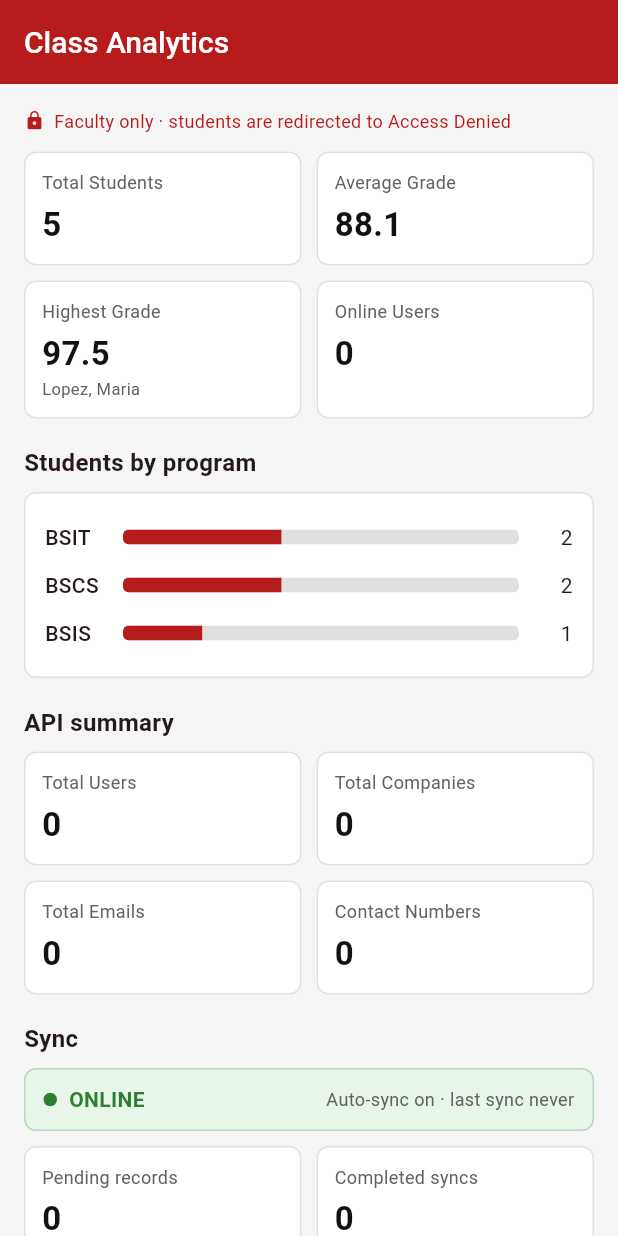
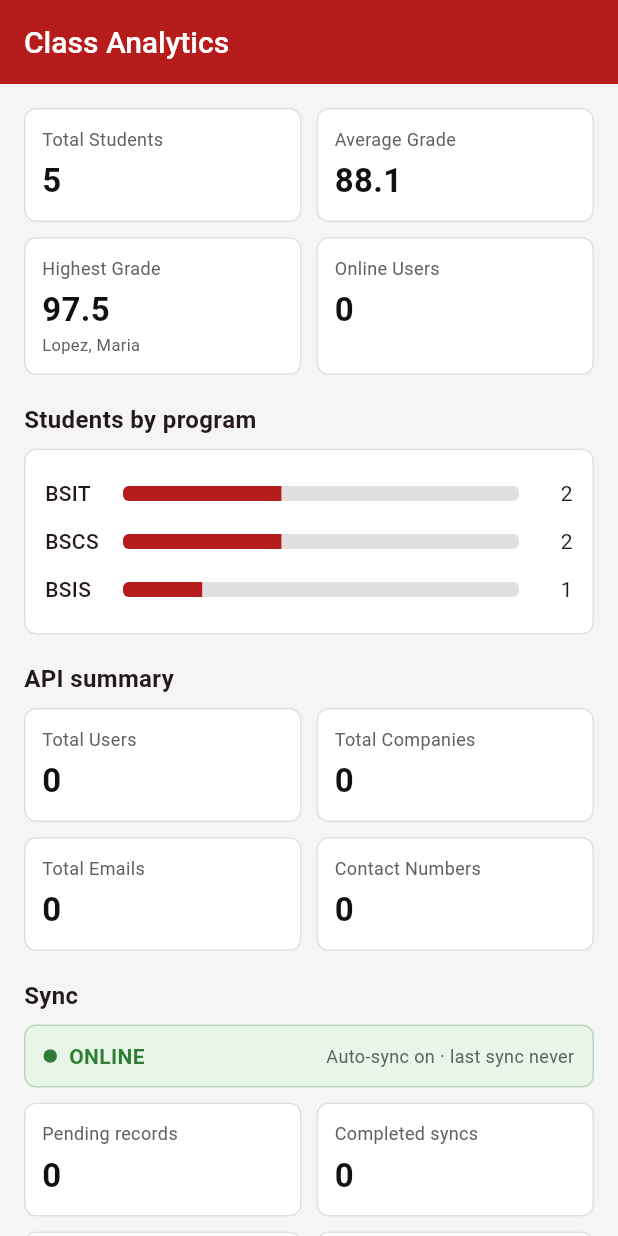
Before and after one commit to Theophilus-Nueva/student_smart_dashboard, a Flutter app: the ClassAnalytics screen opened directly, on a phone screen of 412 x 824 dp. Run offline on Flutter 3.47's test engine with Material 3 defaults, Android fonts, the phone set to English and light mode, and no system bars; our stand-ins replace cloud_firestore, connectivity_plus, firebase_core, flutter_local_notifications, geolocator, google_maps_flutter and 5 more; accounts and stored records are empty.

Commit message:
Remove the "Faculty only" notes from faculty screens
Drop the FacultyOnlyTag line from Student Records, Add/Edit Student,
Student Details, Online Directory, Class Analytics and Faculty Settings,
and the "Faculty only" label on the Sync Status card. Access control is
unchanged: students are still sent to Access Denied.

```diff
--- a/lib/screens/faculty/class_analytics.dart
+++ b/lib/screens/faculty/class_analytics.dart
@@ -42,7 +42,6 @@ class ClassAnalytics extends StatelessWidget {
           return ListView(
             padding: const EdgeInsets.all(16),
             children: [
-              const FacultyOnlyTag(),
               StatGrid(
                 children: [
                   StatCard(label: 'Total Students', value: '${students.total}'),
--- a/lib/screens/faculty/faculty_home.dart
+++ b/lib/screens/faculty/faculty_home.dart
@@ -2,7 +2,6 @@ import 'package:flutter/material.dart';
 
 import '../../routes/app_routes.dart';
 import '../../services/app_services.dart';
-import '../../theme/app_colors.dart';
 import '../../utils/format.dart';
 import '../../widgets/action_tile.dart';
 import '../../widgets/common.dart';
@@ -159,10 +158,6 @@ class _SyncStatusCard extends StatelessWidget {
                         ),
                       ),
                     ),
-                    Text(
-                      'Faculty only',
-                      style: TextStyle(fontSize: 12, color: AppColors.brand),
-                    ),
                   ],
                 ),
                 const SizedBox(height: 6),
--- a/lib/screens/faculty/faculty_settings.dart
+++ b/lib/screens/faculty/faculty_settings.dart
@@ -74,7 +74,6 @@ class FacultySettings extends StatelessWidget {
           AccountHeaderCard(user: services.session.user!),
           const SecurityCenterSection(),
           const SectionHeader('Data Management'),
-          const FacultyOnlyTag(),
           ListRow(
             icon: Icons.refresh,
             title: 'Refresh Dashboard',
--- a/lib/screens/faculty/online_directory_screen.dart
+++ b/lib/screens/faculty/online_directory_screen.dart
@@ -77,7 +77,6 @@ class _OnlineDirectoryScreenState extends State<OnlineDirectoryScreen> {
         listenable: Listenable.merge([directory, services.sync, _search]),
         builder: (context, _) {
           final header = <Widget>[
-            const FacultyOnlyTag(),
             StatGrid(
               children: [
                 StatCard(
--- a/lib/screens/faculty/student_details_screen.dart
+++ b/lib/screens/faculty/student_details_screen.dart
@@ -33,7 +33,6 @@ class StudentDetailsScreen extends StatelessWidget {
           return ListView(
             padding: const EdgeInsets.fromLTRB(16, 12, 16, 24),
             children: [
-              const FacultyOnlyTag(),
               Card(
                 child: Padding(
                   padding: const EdgeInsets.all(16),
--- a/lib/screens/faculty/student_form_screen.dart
+++ b/lib/screens/faculty/student_form_screen.dart
@@ -121,7 +121,6 @@ class _StudentFormScreenState extends State<StudentFormScreen> {
               child: ListView(
                 padding: const EdgeInsets.fromLTRB(16, 12, 16, 32),
                 children: [
-                  const FacultyOnlyTag(),
                   _label('Student Name'),
                   TextFormField(
                     key: const Key('form.name'),
--- a/lib/screens/faculty/student_records_screen.dart
+++ b/lib/screens/faculty/student_records_screen.dart
@@ -38,7 +38,6 @@ class _StudentRecordsScreenState extends State<StudentRecordsScreen> {
           return ListView(
             padding: const EdgeInsets.fromLTRB(16, 12, 16, 24),
             children: [
-              const FacultyOnlyTag(),
               TextField(
                 controller: _search,
                 decoration: const InputDecoration(
--- a/lib/widgets/common.dart
+++ b/lib/widgets/common.dart
@@ -106,30 +106,6 @@ class PillChip extends StatelessWidget {
             ),
           ),
         ),
-      ),
-    );
-  }
-}
-
-/// Red "Faculty only" tag shown at the top of faculty-only screens.
-class FacultyOnlyTag extends StatelessWidget {
-  const FacultyOnlyTag({super.key});
-
-  @override
-  Widget build(BuildContext context) {
-    return const Padding(
-      padding: EdgeInsets.only(bottom: 12),
-      child: Row(
-        children: [
-          Icon(Icons.lock, size: 14, color: AppColors.brand),
-          SizedBox(width: 6),
-          Expanded(
-            child: Text(
-              'Faculty only · students are redirected to Access Denied',
-              style: TextStyle(fontSize: 12, color: AppColors.brand),
-            ),
-          ),
-        ],
       ),
     );
   }
```
Also changed, not shown: 1 other file.
